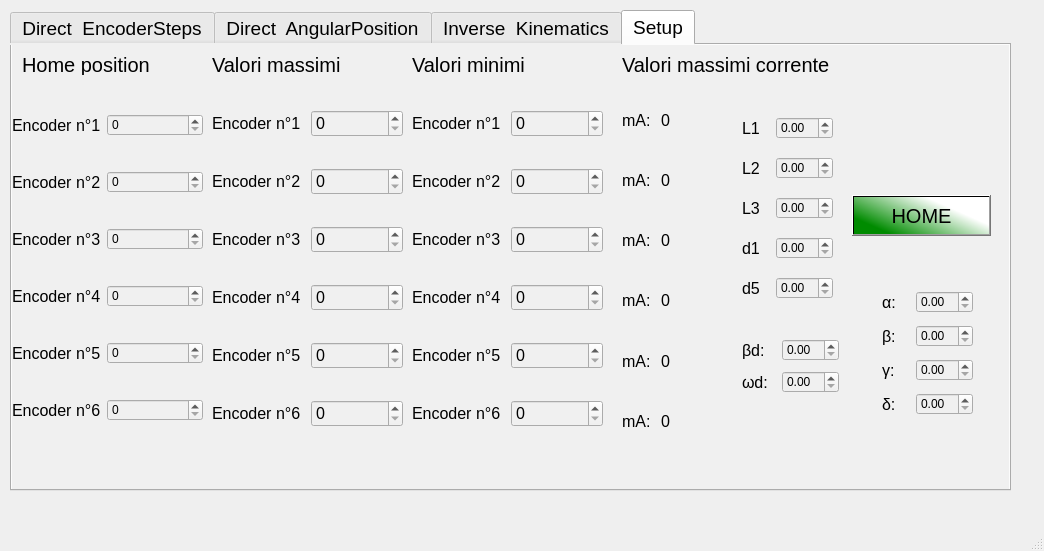
Qt form pyUi/ScorbotUI/pyqtLib/qtfiles/UiClass.ui (Alfystar/Scorbot-CA) before a commit.
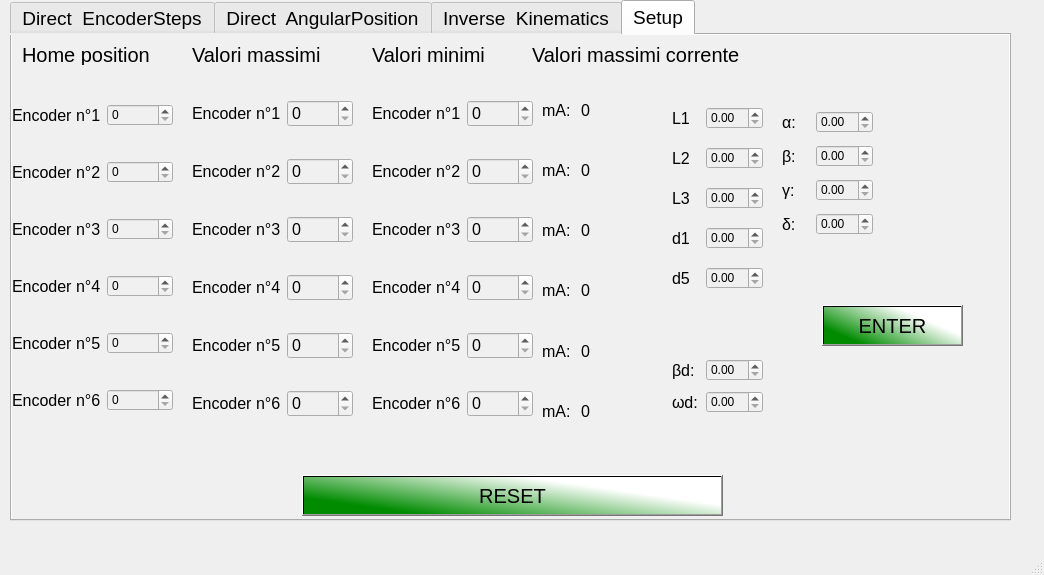
The same form after that commit. Icons and pictures are not drawn.

Diff of the .ui file:
```diff
--- a/pyUi/ScorbotUI/pyqtLib/qtfiles/UiClass.ui
+++ b/pyUi/ScorbotUI/pyqtLib/qtfiles/UiClass.ui
@@ -10,7 +10,7 @@
     <x>0</x>
     <y>0</y>
     <width>1044</width>
-    <height>551</height>
+    <height>575</height>
    </rect>
   </property>
   <property name="windowTitle">
@@ -24,9 +24,9 @@
     <property name="geometry">
      <rect>
       <x>10</x>
-      <y>10</y>
+      <y>0</y>
       <width>1001</width>
-      <height>481</height>
+      <height>521</height>
      </rect>
     </property>
     <property name="font">
@@ -2472,9 +2472,9 @@
      <widget class="QPushButton" name="Home">
       <property name="geometry">
        <rect>
-        <x>840</x>
-        <y>150</y>
-        <width>139</width>
+        <x>810</x>
+        <y>270</y>
+        <width>141</width>
         <height>41</height>
        </rect>
       </property>
@@ -2487,7 +2487,7 @@
        <string notr="true">background-color: qlineargradient(spread:pad, x1:0.0246305, y1:0.602273, x2:1, y2:0, stop:0 rgba(0, 139, 0, 255), stop:0.655172 rgba(255, 255, 255, 255));</string>
       </property>
       <property name="text">
-       <string>HOME</string>
+       <string>ENTER</string>
       </property>
      </widget>
      <widget class="QLabel" name="Passi_encoder_scritta_2">
@@ -2511,8 +2511,8 @@
      <widget class="QWidget" name="layoutWidget">
       <property name="geometry">
        <rect>
-        <x>870</x>
-        <y>240</y>
+        <x>770</x>
+        <y>70</y>
         <width>91</width>
         <height>136</height>
        </rect>
@@ -2599,9 +2599,9 @@
      <widget class="QWidget" name="layoutWidget_3">
       <property name="geometry">
        <rect>
-        <x>400</x>
+        <x>360</x>
         <y>40</y>
-        <width>191</width>
+        <width>161</width>
         <height>371</height>
        </rect>
       </property>
@@ -2761,7 +2761,7 @@
      <widget class="QLabel" name="valMaxScr">
       <property name="geometry">
        <rect>
-        <x>200</x>
+        <x>180</x>
         <y>10</y>
         <width>141</width>
         <height>20</height>
@@ -2779,7 +2779,7 @@
      <widget class="QLabel" name="valMinScr">
       <property name="geometry">
        <rect>
-        <x>400</x>
+        <x>360</x>
         <y>10</y>
         <width>131</width>
         <height>20</height>
@@ -2797,9 +2797,9 @@
      <widget class="QWidget" name="layoutWidget">
       <property name="geometry">
        <rect>
-        <x>200</x>
+        <x>180</x>
         <y>40</y>
-        <width>191</width>
+        <width>161</width>
         <height>371</height>
        </rect>
       </property>
@@ -2959,7 +2959,7 @@
      <widget class="QWidget" name="layoutWidget_6">
       <property name="geometry">
        <rect>
-        <x>610</x>
+        <x>530</x>
         <y>50</y>
         <width>111</width>
         <height>351</height>
@@ -3189,7 +3189,7 @@
      <widget class="QLabel" name="valMinScr_2">
       <property name="geometry">
        <rect>
-        <x>610</x>
+        <x>520</x>
         <y>10</y>
         <width>211</width>
         <height>20</height>
@@ -3209,7 +3209,7 @@
        <rect>
         <x>0</x>
         <y>40</y>
-        <width>191</width>
+        <width>161</width>
         <height>371</height>
        </rect>
       </property>
@@ -3366,10 +3366,10 @@
        </item>
       </layout>
      </widget>
-     <widget class="QWidget" name="">
+     <widget class="QWidget" name="layoutWidget">
       <property name="geometry">
        <rect>
-        <x>730</x>
+        <x>660</x>
         <y>60</y>
         <width>91</width>
         <height>211</height>
@@ -3473,12 +3473,12 @@
        </item>
       </layout>
      </widget>
-     <widget class="QWidget" name="">
+     <widget class="QWidget" name="layoutWidget">
       <property name="geometry">
        <rect>
-        <x>730</x>
-        <y>290</y>
-        <width>97</width>
+        <x>660</x>
+        <y>320</y>
+        <width>91</width>
         <height>64</height>
        </rect>
       </property>
@@ -3523,6 +3523,27 @@
        </item>
       </layout>
      </widget>
+     <widget class="QPushButton" name="reset">
+      <property name="geometry">
+       <rect>
+        <x>290</x>
+        <y>440</y>
+        <width>421</width>
+        <height>41</height>
+       </rect>
+      </property>
+      <property name="font">
+       <font>
+        <pointsize>15</pointsize>
+       </font>
+      </property>
+      <property name="styleSheet">
+       <string notr="true">background-color: qlineargradient(spread:pad, x1:0.0246305, y1:0.602273, x2:1, y2:0, stop:0 rgba(0, 139, 0, 255), stop:0.655172 rgba(255, 255, 255, 255));</string>
+      </property>
+      <property name="text">
+       <string>RESET</string>
+      </property>
+     </widget>
     </widget>
    </widget>
    <widget class="QLabel" name="image">
```
Left out of the diff: 30 changed lines with no effect on the pictures.
